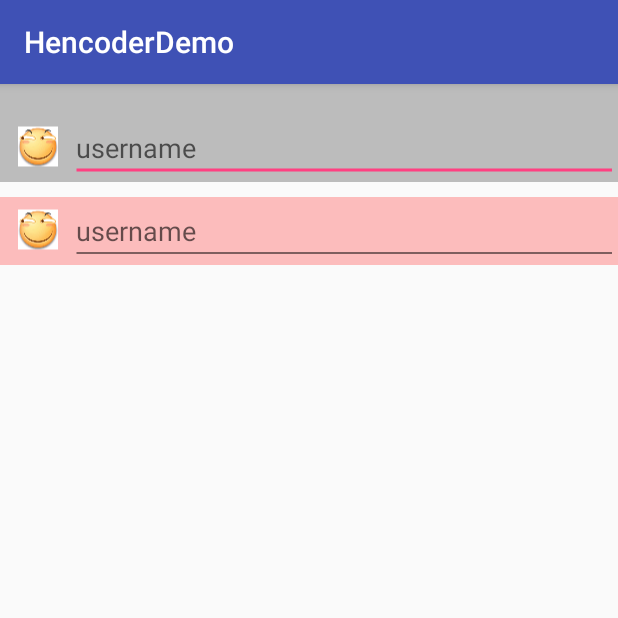
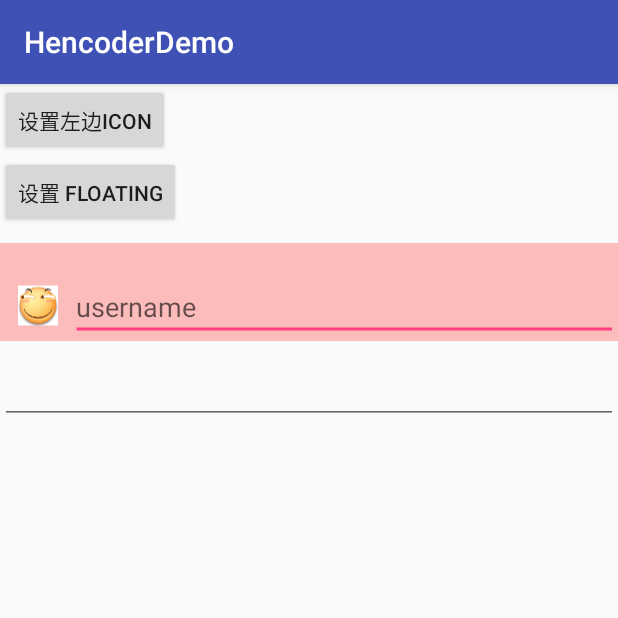
Before and after one commit to DthFish/HencoderDemo, an Android app: the MaterialEditTextActivity screen opened directly, with no data from a screen before it, on a phone screen of 412 x 824 dp, the top half of it. Run offline under Robolectric (Android 15) with nearby library versions, the phone set to English and light mode, and no system bars.

Commit message:
update MaterialEditText

```diff
--- a/app/src/main/java/com/dthfish/hencoderdemo/activity/MaterialEditTextActivity.java
+++ b/app/src/main/java/com/dthfish/hencoderdemo/activity/MaterialEditTextActivity.java
@@ -2,14 +2,38 @@ package com.dthfish.hencoderdemo.activity;
 
 import android.support.v7.app.AppCompatActivity;
 import android.os.Bundle;
+import android.view.View;
 
 import com.dthfish.hencoderdemo.R;
+import com.dthfish.hencoderdemo.view.MaterialEditText;
 
 public class MaterialEditTextActivity extends AppCompatActivity {
+
+    private MaterialEditText met;
 
     @Override
     protected void onCreate(Bundle savedInstanceState) {
         super.onCreate(savedInstanceState);
         setContentView(R.layout.activity_material_edit_text);
+        met = findViewById(R.id.met);
+        findViewById(R.id.btn_left_icon).setOnClickListener(new View.OnClickListener() {
+            @Override
+            public void onClick(View v) {
+                int leftIcon = met.getLeftIcon();
+                if (leftIcon == 0) {
+                    met.setLeftIcon(R.drawable.huaji);
+                } else {
+                    met.setLeftIcon(0);
+                }
+            }
+        });
+
+        findViewById(R.id.btn_use_floating).setOnClickListener(new View.OnClickListener() {
+            @Override
+            public void onClick(View v) {
+                boolean useFloatingLabel = met.isUseFloatingLabel();
+                met.setUseFloatingLabel(!useFloatingLabel);
+            }
+        });
     }
 }
--- a/app/src/main/res/layout/activity_material_edit_text.xml
+++ b/app/src/main/res/layout/activity_material_edit_text.xml
@@ -7,12 +7,26 @@
     android:orientation="vertical"
     tools:context=".activity.MaterialEditTextActivity">
 
+    <Button
+        android:id="@+id/btn_left_icon"
+        android:layout_width="wrap_content"
+        android:layout_height="wrap_content"
+        android:text="设置左边ICON" />
+
+    <Button
+        android:id="@+id/btn_use_floating"
+        android:layout_width="wrap_content"
+        android:layout_height="wrap_content"
+        android:text="设置 floating" />
+
     <FrameLayout
         android:layout_width="match_parent"
         android:layout_height="wrap_content"
-        android:background="#40000000">
+        android:layout_marginTop="10dp"
+        android:background="#40ff0000">
 
         <com.dthfish.hencoderdemo.view.MaterialEditText
+            android:id="@+id/met"
             android:layout_width="match_parent"
             android:layout_height="wrap_content"
             android:hint="username"
@@ -20,19 +34,10 @@
             app:useFloatingLabel="true" />
     </FrameLayout>
 
-    <FrameLayout
-        android:layout_marginTop="10dp"
+    <EditText
         android:layout_width="match_parent"
         android:layout_height="wrap_content"
-        android:background="#40ff0000">
-
-        <com.dthfish.hencoderdemo.view.MaterialEditText
-            android:layout_width="match_parent"
-            android:layout_height="wrap_content"
-            android:hint="username"
-            app:leftIcon="@drawable/huaji"
-            app:useFloatingLabel="false" />
-    </FrameLayout>
+        android:layout_marginTop="10dp" />
 
 
 </LinearLayout>
```
Also changed, not shown: app/src/main/java/com/dthfish/hencoderdemo/view/MaterialEditText.java (+35 -5 lines), 2 other files.
